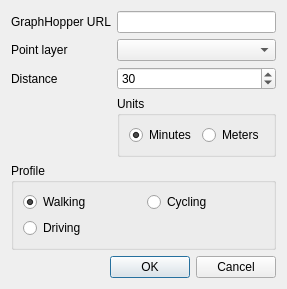
iiepdev/school-catchment-plugin, file EdPlanning/resources/ui/main.ui: the form before one commit.
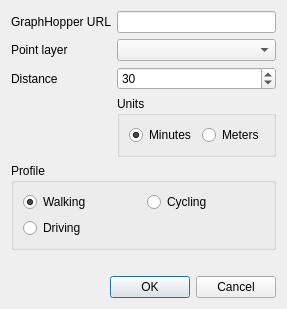
The form after the commit. Custom widgets are drawn as their Qt base class.

Commit message: Add first estimate of run duration to UI

What changed in the file:
```diff
--- a/EdPlanning/resources/ui/main.ui
+++ b/EdPlanning/resources/ui/main.ui
@@ -137,6 +137,13 @@
        </item>
       </layout>
      </item>
+     <item>
+      <widget class="QLabel" name="duration_label">
+       <property name="text">
+        <string></string>
+       </property>
+      </widget>
+     </item>
      <item>
       <widget class="QDialogButtonBox" name="buttonbox_main">
        <property name="orientation">
```
The commit also changes 1 other file.
